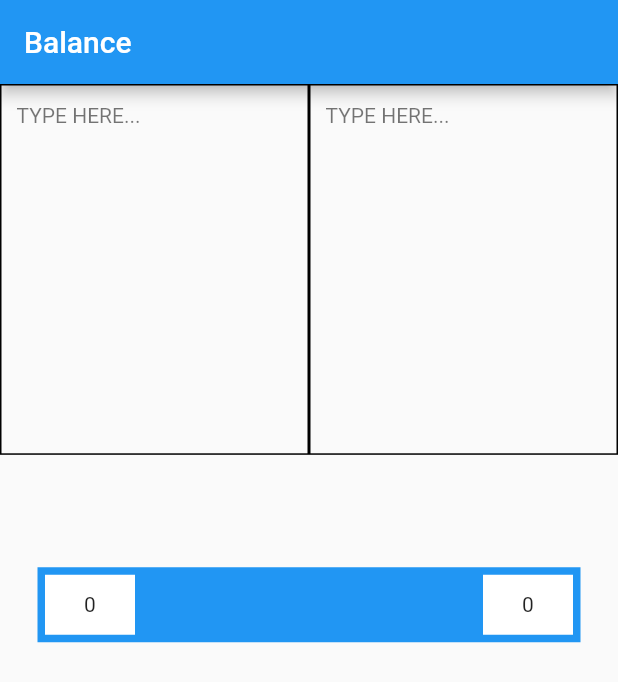
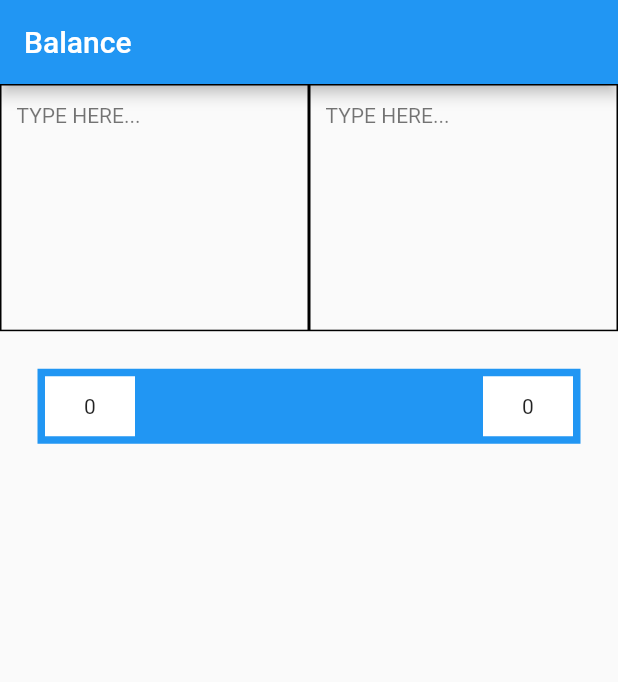
Before and after one commit to ExploreAritra/balance, a Flutter app: the screen it shows after launch, on a phone screen of 412 x 824 dp. Shown: the top 682 px of the screen. Run offline on Flutter 3.47's test engine with Material 2 defaults, Android fonts, the phone set to English and light mode, and no system bars; our stand-ins replace firebase_core, firebase_database; accounts and stored records are empty.

Commit message:
Initial Commit

```diff
--- a/lib/src/screens/home.dart
+++ b/lib/src/screens/home.dart
@@ -1,3 +1,5 @@
+import 'dart:math';
+
 import 'package:balance/src/models/balance_model.dart';
 import 'package:balance/src/services/database_service.dart';
 import 'package:balance/src/widgets/blue_box.dart';
@@ -10,19 +12,28 @@ class HomeScreen extends StatefulWidget {
   _HomeScreenState createState() => _HomeScreenState();
 }
 
-class _HomeScreenState extends State<HomeScreen> with SingleTickerProviderStateMixin {
+class _HomeScreenState extends State<HomeScreen> with TickerProviderStateMixin {
 
   TextEditingController leftTextController = TextEditingController();
   TextEditingController rightTextController = TextEditingController();
 
   late AnimationController _rotateController;
+  late AnimationController _slideController;
   bool isResetting = false;
+  double verticalShift = 0.0;
 
   @override
   void initState() {
     DatabaseService.updateBalance(BalanceModel(leftCounter: 0, rightCounter: 0));
     _rotateController = AnimationController(
       lowerBound: -1.0,
+      upperBound: 1.0,
+      value: 0.0,
+      vsync: this,
+    );
+
+    _slideController = AnimationController(
+      lowerBound: 0.0,
       upperBound: 1.0,
       value: 0.0,
       vsync: this,
@@ -43,18 +54,26 @@ class _HomeScreenState extends State<HomeScreen> with SingleTickerProviderStateM
     });
 
     // Rotating box based on data received back from firebase database
-    DatabaseService.getBalance().listen((event) {
-      _rotateController.animateTo((event.rightCounter - event.leftCounter) * 0.001, duration: const Duration(milliseconds: 500), curve: Curves.easeInOut);
+    DatabaseService.getBalanceData().listen((event) {
+      verticalShift += 0.0009 * ((event.rightCounter - event.leftCounter).abs() > 0 ? (event.rightCounter - event.leftCounter).abs() : 1) + ((event.rightCounter + event.leftCounter) * 0.001);
+      if(event.rightCounter == 0 && event.leftCounter == 0){
+        verticalShift = 0;
+      }
+      _rotateController.animateTo((event.rightCounter - event.leftCounter).sign * pow((event.rightCounter - event.leftCounter).abs(), 1.4) * 0.001, duration: const Duration(milliseconds: 200), curve: Curves.easeInOut);
+      _slideController.animateTo(verticalShift, duration: const Duration(milliseconds: 100), curve: Curves.linear);
     });
 
     _rotateController.addListener(() async {
       setState(() {});
-      if(_rotateController.value.abs() >= 0.125){
+      if(_rotateController.value.abs() > 0.125 || _slideController.value == 1.0){
         isResetting = true;
-        _rotateController.animateBack(0, duration: const Duration(milliseconds: 500), curve: Curves.easeInOut).whenComplete(() {
-          isResetting = false;
-          rightTextController.clear();
-          leftTextController.clear();
+        verticalShift = 0;
+        _rotateController.animateBack(0, duration: const Duration(milliseconds: 200), curve: Curves.easeInOut).whenComplete(() {
+          _slideController.animateBack(0, duration: const Duration(milliseconds: 200), curve: Curves.easeInOut).whenComplete(() {
+            rightTextController.clear();
+            leftTextController.clear();
+            isResetting = false;
+          });
         });
         DatabaseService.updateBalance(BalanceModel(leftCounter: 0, rightCounter: 0));
       }
@@ -80,7 +99,7 @@ class _HomeScreenState extends State<HomeScreen> with SingleTickerProviderStateM
         child: Column(
           children: [
             SizedBox(
-              height: size.height*0.3,
+              height: size.height*0.2,
               child: Row(
                 children: [
                   Expanded(child: textContainer(leftTextController)),
@@ -88,21 +107,21 @@ class _HomeScreenState extends State<HomeScreen> with SingleTickerProviderStateM
                 ],
               ),
             ),
-            const SizedBox(
-              height: 50,
-            ),
             Padding(
               padding: const EdgeInsets.all(25),
-              child: (rightTextController.text.length - leftTextController.text.length) < 0 ? RotationTransition(
-                turns: Tween(begin: -1.0, end: 1.0).animate(_rotateController),
-                alignment: Alignment.centerRight,
-                child: const BlueBox(),
-              ) : RotationTransition(
-                turns: Tween(begin: -1.0, end: 1.0).animate(_rotateController),
-                alignment: Alignment.centerLeft,
-                child: const BlueBox(),
+              child: SlideTransition(
+                position: Tween<Offset>(begin: Offset.zero, end: const Offset(0.0, 4.0)).animate(CurvedAnimation(
+                  parent: _slideController,
+                  curve: Curves.linear,
+                )),
+                child: RotationTransition(
+                  turns: Tween(begin: -1.0, end: 1.0).animate(_rotateController),
+                  alignment: (rightTextController.text.length - leftTextController.text.length) < 0 ? Alignment.centerRight : Alignment.centerLeft,
+                  child: const BlueBox(),
+                ),
               ),
             ),
+            const SizedBox(height: 300,),
           ],
         ),
       ),
--- a/lib/src/services/database_service.dart
+++ b/lib/src/services/database_service.dart
@@ -13,7 +13,7 @@ class DatabaseService {
     });
   }
 
-  static Stream<BalanceModel> getBalance() {
+  static Stream<BalanceModel> getBalanceData() {
     Stream<DatabaseEvent> balanceData = ref.onValue;
     return balanceData.map((event) {
       String json = jsonEncode(event.snapshot.value);
--- a/lib/src/widgets/blue_box.dart
+++ b/lib/src/widgets/blue_box.dart
@@ -10,7 +10,7 @@ class BlueBox extends StatelessWidget {
     return Container(
       color: Colors.blue,
       child: StreamBuilder<BalanceModel>(
-        stream: DatabaseService.getBalance(),
+        stream: DatabaseService.getBalanceData(),
         initialData: BalanceModel(leftCounter: 0, rightCounter: 0),
         builder: (context, snapshot) {
           return Row(
```
